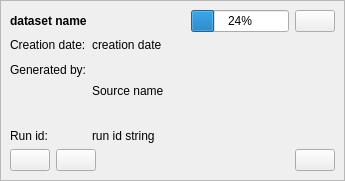
Before: the Qt Designer form LDMP/gui/WidgetDatasetItem.ui in ConservationInternational/trends.earth, drawn with Qt 5.
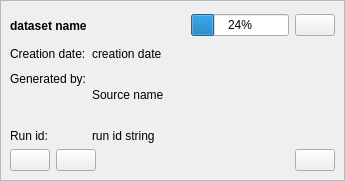
After: the same form once the commit is applied. Icons and pictures are not drawn.

Commit message: do not show processing % becuase no value return from server

Patch:
```diff
--- a/LDMP/gui/WidgetDatasetItem.ui
+++ b/LDMP/gui/WidgetDatasetItem.ui
@@ -51,6 +51,12 @@
        <layout class="QHBoxLayout" name="horizontalLayout_2">
         <item>
          <widget class="QLabel" name="labelDatasetName">
+          <property name="minimumSize">
+           <size>
+            <width>0</width>
+            <height>31</height>
+           </size>
+          </property>
           <property name="font">
            <font>
             <weight>75</weight>
```
The commit also changes 1 other file.
